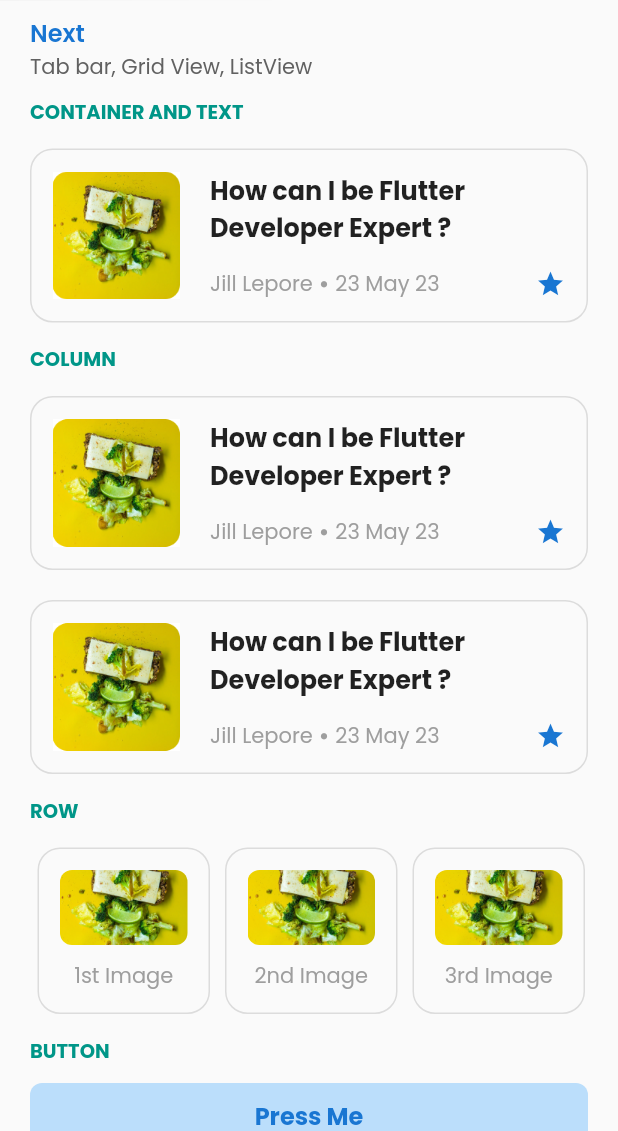
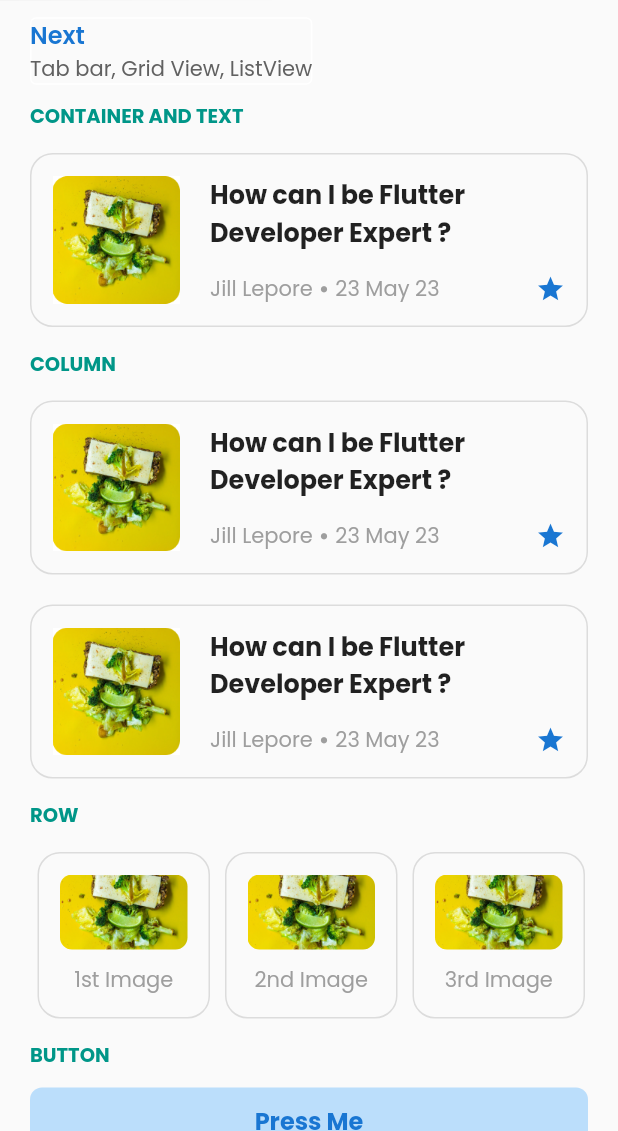
Before and after one commit to liberocks/iswift-homework, a Flutter app: the PlaygroundHomeScreen screen opened by its route, on a phone screen of 412 x 824 dp, the part 105-1236 px from its top. Run offline on Flutter 3.47's test engine with Material 2 defaults, Android fonts, the phone set to English and light mode, and no system bars; our stand-ins replace go_router.

Commit message:
finish playground app

```diff
--- a/app/lib/components/image_card.dart
+++ b/app/lib/components/image_card.dart
@@ -3,7 +3,13 @@ import 'package:flutter/material.dart';
 class ImageCard extends StatelessWidget {
   final String imageAsset;
   final String title;
-  const ImageCard({required this.imageAsset, required this.title});
+  final double imageWidth;
+  final double imageHeight;
+  const ImageCard(
+      {required this.imageAsset,
+      required this.title,
+      this.imageWidth = 85,
+      this.imageHeight = 50});
 
   @override
   Widget build(BuildContext context) {
@@ -24,8 +30,8 @@ class ImageCard extends StatelessWidget {
                   borderRadius: BorderRadius.circular(8.0),
                   child: Image.asset(
                     imageAsset,
-                    width: 85,
-                    height: 50,
+                    width: imageWidth,
+                    height: imageHeight,
                     fit: BoxFit.cover,
                   )),
               SizedBox(height: 10),
--- a/app/lib/router.dart
+++ b/app/lib/router.dart
@@ -1,5 +1,6 @@
 import 'package:flutter/material.dart';
 import 'package:go_router/go_router.dart';
+import 'package:playground/screens/playground/tab/main.dart';
 
 import 'screens/playground/home/main.dart';
 import 'screens/playground/main.dart';
@@ -15,18 +16,28 @@ final GoRouter router = GoRouter(
       path: '/',
       builder: (BuildContext context, GoRouterState state) {
         return const HomeScreen();
-        }),
+      },
+    ),
     GoRoute(
       name: '/playground',
       path: '/playground',
       builder: (BuildContext context, GoRouterState state) {
         return const PlaygroundSelectionScreen();
-        }),
+      },
+    ),
     GoRoute(
       name: '/playground/home',
       path: '/playground/home',
       builder: (BuildContext context, GoRouterState state) {
         return const PlaygroundHomeScreen();
-        })
+      },
+    ),
+    GoRoute(
+      name: '/playground/tab',
+      path: '/playground/tab',
+      builder: (BuildContext context, GoRouterState state) {
+        return const PlaygroundTab();
+      },
+    )
   ],
 );
--- a/app/lib/screens/playground/home/main.dart
+++ b/app/lib/screens/playground/home/main.dart
@@ -42,6 +42,18 @@ class PlaygroundHomeScreen extends StatelessWidget {
                 mainAxisAlignment: MainAxisAlignment.start,
                 crossAxisAlignment: CrossAxisAlignment.start,
                 children: [
+                  OutlinedButton(
+                    onPressed: () => context.go('/playground/tab'),
+                    style: OutlinedButton.styleFrom(
+                      padding:
+                          EdgeInsets.all(0), // Adjust the padding as needed
+                      side: BorderSide(
+                        color: Colors.white,
+                      ), // Define the border color
+                    ),
+                    child: Column(
+                      crossAxisAlignment: CrossAxisAlignment.start,
+                      children: [
                         Text(
                           'Next',
                           style: TextStyle(
@@ -57,6 +69,9 @@ class PlaygroundHomeScreen extends StatelessWidget {
                               fontFamily: 'Poppins',
                               fontSize: 14,
                               fontWeight: FontWeight.normal),
+                        )
+                      ],
+                    ),
                   )
                 ],
               ),
```
Also changed, not shown: app/lib/screens/playground/tab/main.dart (added, +162 -0 lines). Lines whose indentation alone changed are shown as unchanged.
